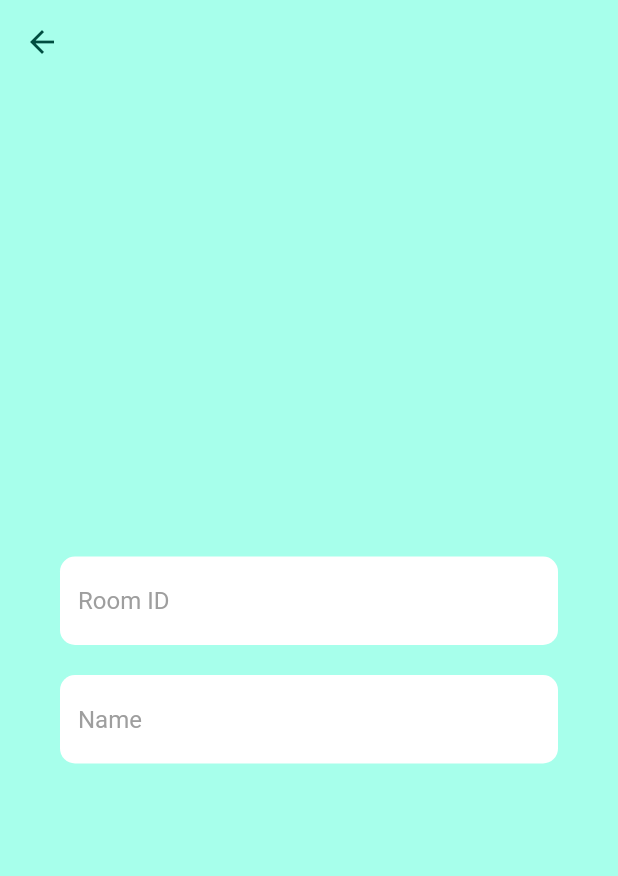
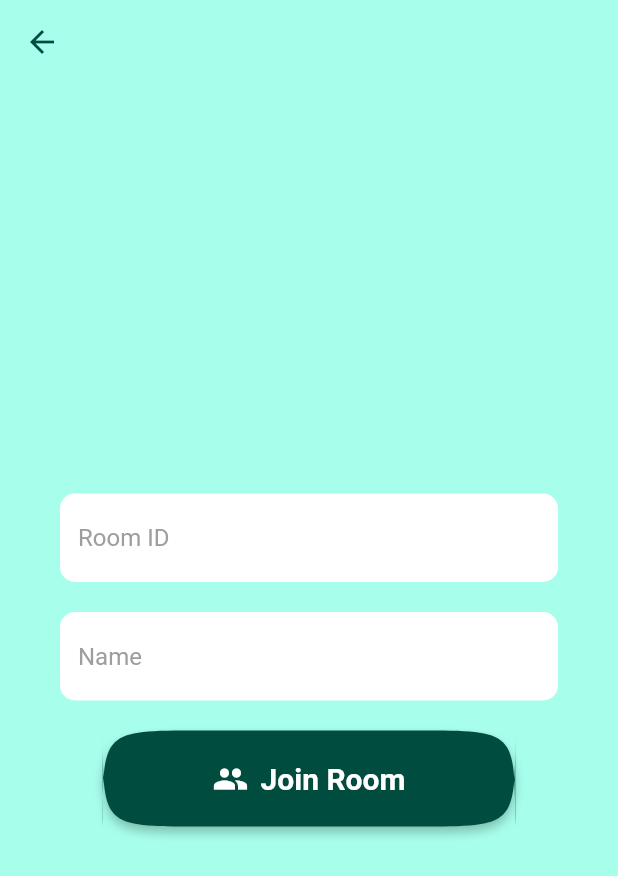
Before and after one commit to paxcodes/dicery_app, a Flutter app: the JoinRoomScreen screen opened by its route, on a phone screen of 412 x 824 dp. Shown: the top 876 px of the screen. Run offline on Flutter 3.47's test engine with Material 2 defaults, Android fonts, the phone set to English and light mode, and no system bars.

Commit message:
:sparkles: Add a button to join room

```diff
--- a/lib/screens/join_room.dart
+++ b/lib/screens/join_room.dart
@@ -1,3 +1,4 @@
+import 'package:dicery/components/button.dart';
 import 'package:flutter/material.dart';
 import 'package:dicery/styles.dart' as Styles;
 
@@ -29,6 +30,13 @@ class JoinRoomScreen extends StatelessWidget {
               ),
               decoration: Styles.TextField.copyWith(hintText: "Name"),
             ),
+            SizedBox(height: 20),
+            DiceryIconButton(
+              isPrimary: true,
+              label: "Join Room",
+              iconData: Icons.group,
+              onPressed: () {},
+            )
           ],
         ),
       ),
```
